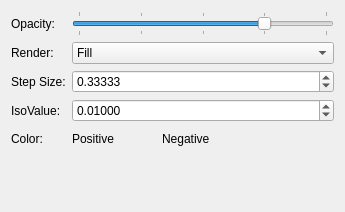
cryos/avogadro, file libavogadro/src/engines/orbitalsettingswidget.ui: the form before one commit.
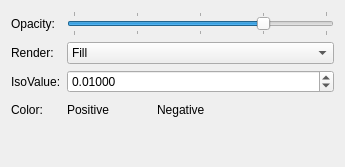
The form after the commit. Custom widgets are drawn as their Qt base class.

Commit message: Removed the set step size spinner and functions.

```diff
--- a/libavogadro/src/engines/orbitalsettingswidget.ui
+++ b/libavogadro/src/engines/orbitalsettingswidget.ui
@@ -6,7 +6,7 @@
     <x>0</x>
     <y>0</y>
     <width>341</width>
-    <height>212</height>
+    <height>167</height>
    </rect>
   </property>
   <layout class="QGridLayout" >
@@ -78,39 +78,13 @@
     </widget>
    </item>
    <item row="2" column="0" >
-    <widget class="QLabel" name="stepSizeLabel" >
-     <property name="text" >
-      <string>Step Size:</string>
-     </property>
-    </widget>
-   </item>
-   <item row="2" column="1" >
-    <widget class="QDoubleSpinBox" name="stepSizeSpin" >
-     <property name="decimals" >
-      <number>5</number>
-     </property>
-     <property name="minimum" >
-      <double>0.100000000000000</double>
-     </property>
-     <property name="maximum" >
-      <double>1.000000000000000</double>
-     </property>
-     <property name="singleStep" >
-      <double>0.100000000000000</double>
-     </property>
-     <property name="value" >
-      <double>0.333330000000000</double>
-     </property>
-    </widget>
-   </item>
-   <item row="3" column="0" >
     <widget class="QLabel" name="paddingLabel" >
      <property name="text" >
       <string>IsoValue:</string>
      </property>
     </widget>
    </item>
-   <item row="3" column="1" >
+   <item row="2" column="1" >
     <widget class="QDoubleSpinBox" name="isoSpin" >
      <property name="decimals" >
       <number>5</number>
@@ -129,14 +103,14 @@
      </property>
     </widget>
    </item>
-   <item row="4" column="0" >
+   <item row="3" column="0" >
     <widget class="QLabel" name="colorLabel" >
      <property name="text" >
       <string>Color:</string>
      </property>
     </widget>
    </item>
-   <item row="4" column="1" >
+   <item row="3" column="1" >
     <layout class="QHBoxLayout" >
      <item>
       <widget class="QLabel" name="colorLabel_2" >
@@ -199,7 +173,7 @@
      </item>
     </layout>
    </item>
-   <item row="5" column="0" colspan="2" >
+   <item row="4" column="0" colspan="2" >
     <spacer>
      <property name="orientation" >
       <enum>Qt::Vertical</enum>
```
The commit also changes 2 other files.
